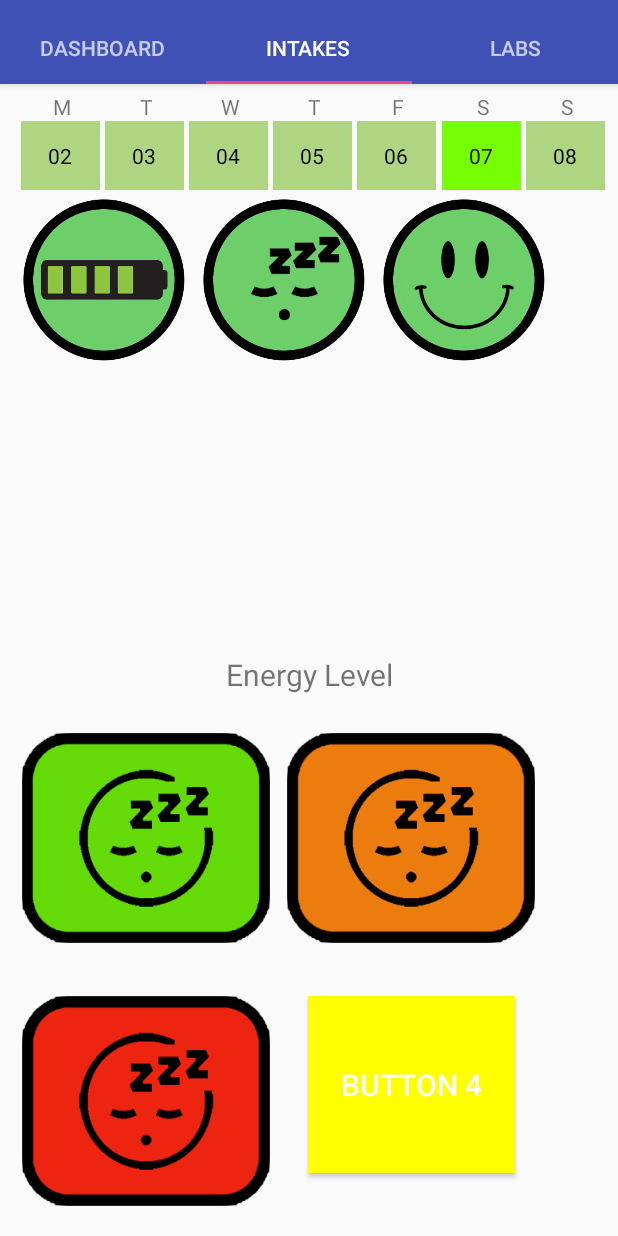
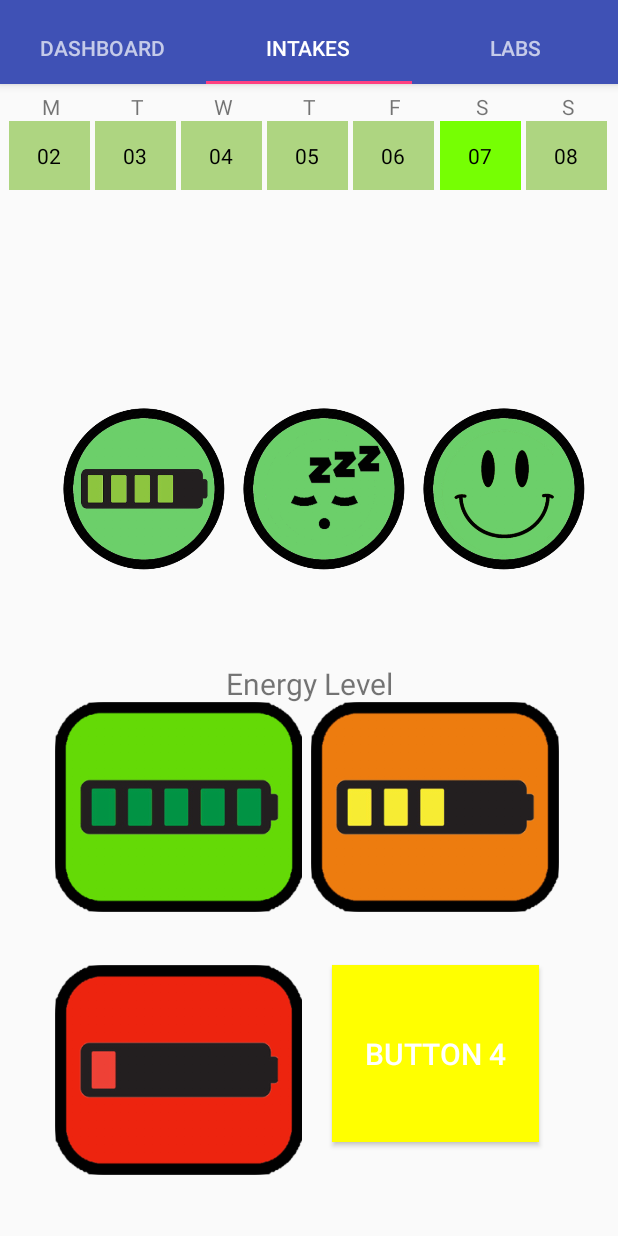
Before and after one commit to Awkwardowl/ThyroidTracker, an Android app: the screen it shows after launch (MainActivity), tab 2 chosen, on a phone screen of 412 x 824 dp. Run offline under Robolectric (Android 15) with nearby library versions, the phone set to English and light mode, and no system bars; libraries missing offline, so code that uses them is left out: com.jjoe64.graphview; 6 statements that could not run were skipped.

Commit message:
viewpagers fixed for both. proof of concept with page turning

```diff
--- a/app/src/main/java/com/finalproj/finley/thyroidtracker/Input_Energy.java
+++ /dev/null
@@ -1,29 +0,0 @@
-package com.finalproj.finley.thyroidtracker;
-
-
-import android.os.Bundle;
-import android.support.v4.app.Fragment;
-import android.view.LayoutInflater;
-import android.view.View;
-import android.view.ViewGroup;
-
-
-/**
- * A simple {@link Fragment} subclass.
- */
-public class Input_Energy extends Fragment {
-
-
-    public Input_Energy() {
-        // Required empty public constructor
-    }
-
-
-    @Override
-    public View onCreateView(LayoutInflater inflater, ViewGroup container,
-                             Bundle savedInstanceState) {
-        // Inflate the layout for this fragment
-        return inflater.inflate(R.layout.fragment_input__energy, container, false);
-    }
-
-}
--- a/app/src/main/java/com/finalproj/finley/thyroidtracker/Tab_b.java
+++ b/app/src/main/java/com/finalproj/finley/thyroidtracker/Tab_b.java
@@ -40,23 +40,45 @@ import java.util.GregorianCalendar;
 public class Tab_b extends Fragment {
 
     ViewPager mPager;
+    ViewPager inputPager;
     FragmentPagerAdapter adapterViewPager;
+    FragmentPagerAdapter adapterViewPager2;
 
     @Nullable
     @Override
     public View onCreateView(LayoutInflater inflater, @Nullable ViewGroup container, Bundle savedInstanceState) {
         View Fragment = inflater.inflate(R.layout.tab_b, container, false);
 
-        ViewPager viewPager = (ViewPager) Fragment.findViewById(R.id.TypeSelector);
-        adapterViewPager = new MyPagerAdapter(getChildFragmentManager());
+        final ViewPager viewPager = (ViewPager) Fragment.findViewById(R.id.TypeSelector);
+        adapterViewPager = new PageAdapterSelector(getChildFragmentManager());
         viewPager.setAdapter(adapterViewPager);
 
-        Input_Energy input_energy = new Input_Energy();
-        FragmentManager manager = getChildFragmentManager();
-        manager.beginTransaction()
-                .replace(R.id.InputLayout, input_energy, input_energy.getTag())
-                .commit();
+        ViewPager viewPager2 = (ViewPager) Fragment.findViewById(R.id.InputSelector);
+        adapterViewPager2 = new PagerAdapterInput(getChildFragmentManager());
+        viewPager2.setAdapter(adapterViewPager2);
 
+//        Input_Energy input_energy = new Input_Energy();
+//        FragmentManager manager = getChildFragmentManager();
+//        manager.beginTransaction()
+//                .replace(R.id.InputLayout, input_energy, input_energy.getTag())
+//                .commit();
+
+        viewPager2.addOnPageChangeListener(new ViewPager.OnPageChangeListener() {
+            @Override
+            public void onPageScrolled(int position, float positionOffset, int positionOffsetPixels) {
+                viewPager.setCurrentItem(1);
+            }
+
+            @Override
+            public void onPageSelected(int position) {
+
+            }
+
+            @Override
+            public void onPageScrollStateChanged(int state) {
+
+            }
+        });
 
 
         Date date = new Date();
@@ -174,11 +196,11 @@ public class Tab_b extends Fragment {
         return Fragment;
     }
 
-    public static class MyPagerAdapter extends FragmentPagerAdapter {
+    public static class PageAdapterSelector extends FragmentPagerAdapter {
 
         private static int Num_Items = 2;
 
-        public MyPagerAdapter(FragmentManager fragmentManager) {
+        public PageAdapterSelector(FragmentManager fragmentManager) {
             super(fragmentManager);
         }
 
@@ -207,4 +229,41 @@ public class Tab_b extends Fragment {
             return Num_Items;
         }
     }
+
+
+    //BottomHalfViewPager --------------------------------------
+
+
+
+    public static class PagerAdapterInput extends FragmentPagerAdapter {
+
+        private static int Num_Items = 2;
+
+        public PagerAdapterInput(FragmentManager fragmentManager) {
+            super(fragmentManager);
+        }
+
+        @Override
+        public Fragment getItem(int position) {
+            switch (position) {
+                case 0: // Fragment # 0 - This will show FirstFragment
+                    return energy_input.newInstance();
+                case 1: // Fragment # 0 - This will show FirstFragment different title
+                    return sleep_input.newInstance();
+                default:
+                    return null;
+            }
+        }
+
+        // Returns the page title for the top indicator
+        @Override
+        public CharSequence getPageTitle(int position) {
+            return "Page " + position;
+        }
+
+        @Override
+        public int getCount() {
+            return Num_Items;
+        }
+    }
 }
--- /dev/null
+++ b/app/src/main/java/com/finalproj/finley/thyroidtracker/energy_input.java
@@ -0,0 +1,41 @@
+package com.finalproj.finley.thyroidtracker;
+
+
+import android.os.Bundle;
+import android.app.Fragment;
+import android.view.LayoutInflater;
+import android.view.View;
+import android.view.ViewGroup;
+
+
+/**
+ * A simple {@link Fragment} subclass.
+ */
+public class energy_input extends android.support.v4.app.Fragment {
+
+//    private String title;
+//    private int page;
+
+    public static energy_input newInstance() {
+        energy_input energy_input = new energy_input();
+        Bundle args = new Bundle();
+
+        return energy_input;
+    }
+
+    // Store instance variables based on arguments passed
+    @Override
+    public void onCreate(Bundle savedInstanceState) {
+        super.onCreate(savedInstanceState);
+//        page = getArguments().getInt("someInt", 0);
+//        title = getArguments().getString("someTitle");
+    }
+
+    // Inflate the view for the fragment based on layout XML
+    @Override
+    public View onCreateView(LayoutInflater inflater, ViewGroup container,
+                             Bundle savedInstanceState) {
+        View view = inflater.inflate(R.layout.fragment_energy_input, container, false);
+        return view;
+    }
+}
--- /dev/null
+++ b/app/src/main/java/com/finalproj/finley/thyroidtracker/sleep_input.java
@@ -0,0 +1,41 @@
+package com.finalproj.finley.thyroidtracker;
+
+
+import android.os.Bundle;
+import android.app.Fragment;
+import android.view.LayoutInflater;
+import android.view.View;
+import android.view.ViewGroup;
+
+
+/**
+ * A simple {@link Fragment} subclass.
+ */
+public class sleep_input extends android.support.v4.app.Fragment {
+
+//    private String title;
+//    private int page;
+
+    public static sleep_input newInstance() {
+        sleep_input sleep_input = new sleep_input();
+        Bundle args = new Bundle();
+
+        return sleep_input;
+    }
+
+    // Store instance variables based on arguments passed
+    @Override
+    public void onCreate(Bundle savedInstanceState) {
+        super.onCreate(savedInstanceState);
+//        page = getArguments().getInt("someInt", 0);
+//        title = getArguments().getString("someTitle");
+    }
+
+    // Inflate the view for the fragment based on layout XML
+    @Override
+    public View onCreateView(LayoutInflater inflater, ViewGroup container,
+                             Bundle savedInstanceState) {
+        View view = inflater.inflate(R.layout.fragment_sleep_input, container, false);
+        return view;
+    }
+}
--- /dev/null
+++ b/app/src/main/res/layout/fragment_energy_input.xml
@@ -0,0 +1,97 @@
+<FrameLayout xmlns:android="http://schemas.android.com/apk/res/android"
+    xmlns:tools="http://schemas.android.com/tools"
+    android:layout_width="match_parent"
+    android:layout_height="match_parent"
+    tools:context="com.finalproj.finley.thyroidtracker.energy_input">
+    <android.support.constraint.ConstraintLayout xmlns:android="http://schemas.android.com/apk/res/android"
+        xmlns:tools="http://schemas.android.com/tools"
+        android:id="@+id/frameLayout"
+        android:layout_width="match_parent"
+        android:layout_height="match_parent"
+        tools:context="com.finalproj.finley.thyroidtracker.Input_Energy">
+
+
+
+        <LinearLayout
+            android:layout_width="wrap_content"
+            android:layout_height="fill_parent"
+            android:layout_marginLeft="0dip"
+            android:orientation="horizontal"
+            android:id="@+id/linearLayout">
+
+            <LinearLayout
+                android:layout_width="wrap_content"
+                android:layout_height="fill_parent"
+                android:layout_marginLeft="0.0dip"
+                android:orientation="vertical">
+
+                <Button
+                    android:id="@+id/buttonA"
+                    android:layout_width="165.0dip"
+                    android:layout_height="140.0dip"
+                    android:layout_gravity="center"
+                    android:layout_marginBottom="35.0dip"
+                    android:layout_marginLeft="17dip"
+                    android:layout_marginRight="5.0dip"
+                    android:layout_marginTop="10.0dip"
+                    android:background="@drawable/goodenergy"
+                    android:padding="5.0dip"
+                    android:textAlignment="gravity"
+                    android:textColor="#ffffffff"
+                    android:textSize="20.0sp" />
+
+                <Button
+                    android:id="@+id/buttonC"
+                    android:layout_width="165.0dip"
+                    android:layout_height="140.0dip"
+                    android:layout_gravity="center"
+                    android:layout_marginBottom="35.0dip"
+                    android:layout_marginLeft="17dip"
+                    android:layout_marginRight="5.0dip"
+                    android:background="@drawable/badenergy"
+                    android:padding="5.0dip"
+                    android:textAlignment="gravity"
+                    android:textColor="#ffffffff"
+                    android:textSize="20.0sp" />
+            </LinearLayout>
+
+            <LinearLayout
+                android:layout_width="wrap_content"
+                android:layout_height="fill_parent"
+                android:orientation="vertical">
+
+                <Button
+                    android:id="@+id/buttonB"
+                    android:layout_width="165.0dip"
+                    android:layout_height="140.0dip"
+                    android:layout_gravity="center"
+                    android:layout_marginBottom="15.0dip"
+                    android:layout_marginLeft="5.0dip"
+                    android:layout_marginRight="5.0dip"
+                    android:layout_marginTop="10.0dip"
+                    android:background="@drawable/okayenergy"
+                    android:padding="0.0dip"
+                    android:textAlignment="gravity"
+                    android:textColor="#ffffffff"
+                    android:textSize="20.0sp" />
+
+                <Button
+                    android:id="@+id/buttonD"
+                    android:layout_width="wrap_content"
+                    android:layout_height="118.0dip"
+                    android:layout_gravity="center"
+                    android:layout_margin="20.0dip"
+                    android:background="#ffffff00"
+                    android:padding="22.0dip"
+                    android:text="Button 4"
+                    android:textAlignment="gravity"
+                    android:textColor="#ffffffff"
+                    android:textSize="20.0sp" />
+            </LinearLayout>
+
+
+        </LinearLayout>
+
+    </android.support.constraint.ConstraintLayout>
+
+</FrameLayout>
--- a/app/src/main/res/layout/fragment_input__energy.xml
+++ /dev/null
@@ -1,88 +0,0 @@
-<android.support.constraint.ConstraintLayout xmlns:android="http://schemas.android.com/apk/res/android"
-    xmlns:tools="http://schemas.android.com/tools"
-    android:id="@+id/frameLayout"
-    android:layout_width="match_parent"
-    android:layout_height="match_parent"
-    tools:context="com.finalproj.finley.thyroidtracker.Input_Energy">
-
-    <LinearLayout
-        android:layout_width="wrap_content"
-        android:layout_height="fill_parent"
-        android:layout_marginLeft="5.0dip"
-        android:orientation="horizontal"
-        android:id="@+id/linearLayout">
-
-        <LinearLayout
-            android:layout_width="wrap_content"
-            android:layout_height="fill_parent"
-            android:layout_marginLeft="0.0dip"
-            android:orientation="vertical">
-
-            <Button
-                android:id="@+id/buttonA"
-                android:layout_width="165.0dip"
-                android:layout_height="140.0dip"
-                android:layout_gravity="center"
-                android:layout_marginBottom="35.0dip"
-                android:layout_marginLeft="5.0dip"
-                android:layout_marginRight="5.0dip"
-                android:layout_marginTop="10.0dip"
-                android:background="@drawable/goodsleep"
-                android:padding="5.0dip"
-                android:textAlignment="gravity"
-                android:textColor="#ffffffff"
-                android:textSize="20.0sp" />
-
-            <Button
-                android:id="@+id/buttonC"
-                android:layout_width="165.0dip"
-                android:layout_height="140.0dip"
-                android:layout_gravity="center"
-                android:layout_marginBottom="35.0dip"
-                android:layout_marginLeft="5.0dip"
-                android:layout_marginRight="5.0dip"
-                android:background="@drawable/badsleep"
-                android:padding="5.0dip"
-                android:textAlignment="gravity"
-                android:textColor="#ffffffff"
-                android:textSize="20.0sp" />
-        </LinearLayout>
-
-        <LinearLayout
-            android:layout_width="wrap_content"
-            android:layout_height="fill_parent"
-            android:orientation="vertical">
-
-            <Button
-                android:id="@+id/buttonB"
-                android:layout_width="165.0dip"
-                android:layout_height="140.0dip"
-                android:layout_gravity="center"
-                android:layout_marginBottom="15.0dip"
-                android:layout_marginLeft="5.0dip"
-                android:layout_marginRight="5.0dip"
-                android:layout_marginTop="10.0dip"
-                android:background="@drawable/okaysleep"
-                android:padding="0.0dip"
-                android:textAlignment="gravity"
-                android:textColor="#ffffffff"
-                android:textSize="20.0sp" />
-
-            <Button
-                android:id="@+id/buttonD"
-                android:layout_width="wrap_content"
-                android:layout_height="118.0dip"
-                android:layout_gravity="center"
-                android:layout_margin="20.0dip"
-                android:background="#ffffff00"
-                android:padding="22.0dip"
-                android:text="Button 4"
-                android:textAlignment="gravity"
-                android:textColor="#ffffffff"
-                android:textSize="20.0sp" />
-        </LinearLayout>
-
-
-    </LinearLayout>
-
-</android.support.constraint.ConstraintLayout>
--- a/app/src/main/res/layout/fragment_trio_a.xml
+++ b/app/src/main/res/layout/fragment_trio_a.xml
@@ -7,7 +7,7 @@
     <LinearLayout
         android:layout_width="wrap_content"
         android:layout_height="match_parent"
-        android:layout_marginLeft="0dp"
+        android:layout_marginLeft="15dp"
         android:orientation="horizontal">
 
         <ImageButton
--- a/app/src/main/res/layout/fragment_trio_b.xml
+++ b/app/src/main/res/layout/fragment_trio_b.xml
@@ -7,7 +7,7 @@
     <LinearLayout
         android:layout_width="wrap_content"
         android:layout_height="match_parent"
-        android:layout_marginLeft="0dp"
+        android:layout_marginLeft="15dp"
         android:orientation="horizontal">
 
         <ImageButton
--- a/app/src/main/res/layout/tab_b.xml
+++ b/app/src/main/res/layout/tab_b.xml
@@ -10,51 +10,43 @@
         android:id="@+id/TableLayout1"
         android:layout_width="fill_parent"
         android:layout_height="0dp"
-        android:layout_marginBottom="13dp"
-        android:layout_marginStart="8dp"
         android:orientation="vertical"
         android:paddingTop="5dp"
         android:stretchColumns="0,1,2,3,4,5,6"
-        app:layout_constraintBottom_toTopOf="@+id/viewPager2"
+        app:layout_constraintEnd_toEndOf="parent"
+        app:layout_constraintHorizontal_bias="0.5"
         app:layout_constraintStart_toStartOf="parent"
         app:layout_constraintTop_toTopOf="parent">
 
         <TableRow
             android:layout_width="fill_parent"
             android:layout_height="fill_parent">
-
             <TextView
                 android:id="@+id/textView3"
                 android:layout_marginStart="5dp"
                 android:gravity="center"
                 android:text="M" />
-
             <TextView
                 android:id="@+id/textView4"
                 android:gravity="center"
                 android:text="T" />
-
             <TextView
                 android:id="@+id/textView5"
                 android:gravity="center"
                 android:text="W" />
-
             <TextView
                 android:id="@+id/textView6"
                 android:gravity="center"
                 android:paddingHorizontal="14dip"
                 android:text="T" />
-
             <TextView
                 android:id="@+id/textView7"
                 android:gravity="center"
                 android:text="F" />
-
             <TextView
                 android:id="@+id/textView8"
                 android:gravity="center"
                 android:text="S" />
-
             <TextView
                 android:id="@+id/textView9"
                 android:layout_marginEnd="4dp"
@@ -75,7 +67,7 @@
                 android:layout_marginRight="1dp"
                 android:background="@color/GRAY"
                 android:gravity="center"
-                android:text="Hello"
+                android:text=""
                 android:textColor="#000000" />
 
             <TextView
@@ -86,7 +78,7 @@
                 android:layout_marginRight="1dp"
                 android:background="@color/GRAY"
                 android:gravity="center"
-                android:text="Hello"
+                android:text=""
                 android:textColor="#000000" />
 
             <TextView
@@ -97,7 +89,7 @@
                 android:layout_marginRight="1dp"
                 android:background="@color/GRAY"
                 android:gravity="center"
-                android:text="Hello"
+                android:text=""
                 android:textColor="#000000" />
 
             <TextView
@@ -108,7 +100,7 @@
                 android:layout_marginRight="1dp"
                 android:background="@color/GRAY"
                 android:gravity="center"
-                android:text="Hello"
+                android:text=""
                 android:textColor="#000000" />
 
             <TextView
@@ -119,7 +111,7 @@
                 android:layout_marginRight="2dp"
                 android:background="@color/GRAY"
                 android:gravity="center"
-                android:text="Hello"
+                android:text=""
                 android:textColor="#000000" />
 
             <TextView
@@ -130,7 +122,7 @@
                 android:layout_marginRight="1dp"
                 android:background="@color/GRAY"
                 android:gravity="center"
-                android:text="Hello"
+                android:text=""
                 android:textColor="#000000" />
 
             <TextView
@@ -141,7 +133,7 @@
                 android:layout_marginRight="6dp"
                 android:background="@color/GRAY"
                 android:gravity="center"
-                android:text="Hello"
+                android:text=""
                 android:textColor="#000000" />
         </TableRow>
     </TableLayout>
@@ -149,22 +141,22 @@
 
     <android.support.v4.view.ViewPager
         android:id="@+id/TypeSelector"
-        android:layout_width="393dp"
-        android:layout_height="0dp"
+        android:layout_width="382dp"
+        android:layout_height="115dp"
         android:layout_alignParentStart="true"
         android:layout_alignParentTop="true"
         android:layout_marginBottom="389dp"
         app:layout_constraintBottom_toBottomOf="parent"
         app:layout_constraintEnd_toEndOf="parent"
-        app:layout_constraintHorizontal_bias="0.5"
+        app:layout_constraintHorizontal_bias="0.689"
         app:layout_constraintStart_toStartOf="parent"
-        app:layout_constraintTop_toBottomOf="@+id/TableLayout1" />
-
+        app:layout_constraintTop_toBottomOf="@+id/TableLayout1"
+        app:layout_constraintVertical_bias="0.724" />
 
     <TextView
         android:id="@+id/Title"
         android:layout_width="wrap_content"
-        android:layout_height="36dp"
+        android:layout_height="30dp"
         android:layout_alignParentTop="true"
         android:layout_centerHorizontal="true"
         android:layout_marginBottom="352dp"
@@ -177,19 +169,19 @@
         app:layout_constraintEnd_toEndOf="parent"
         app:layout_constraintStart_toStartOf="parent" />
 
-    <android.support.constraint.ConstraintLayout
-        android:id="@+id/InputLayout"
-        android:layout_width="0dp"
+    <android.support.v4.view.ViewPager
+        android:id="@+id/InputSelector"
+        android:layout_width="382dp"
         android:layout_height="340dp"
         android:layout_marginBottom="5dp"
-        android:layout_marginEnd="9dp"
-        android:layout_marginStart="9dp"
         app:layout_constraintBottom_toBottomOf="parent"
         app:layout_constraintEnd_toEndOf="parent"
-        app:layout_constraintHorizontal_bias="0.0"
+        app:layout_constraintHorizontal_bias="0.454"
+        app:layout_constraintLeft_toLeftOf="parent"
+        app:layout_constraintRight_toRightOf="parent"
         app:layout_constraintStart_toStartOf="parent"
         app:layout_constraintTop_toBottomOf="@+id/TableLayout1"
-        app:layout_constraintVertical_bias="1.0">
+        app:layout_constraintVertical_bias="0.941" />
 
-    </android.support.constraint.ConstraintLayout>
+
 </android.support.constraint.ConstraintLayout>
```
Also changed, not shown: app/src/main/res/layout/fragment_sleep_input.xml (added, +95 -0 lines).
